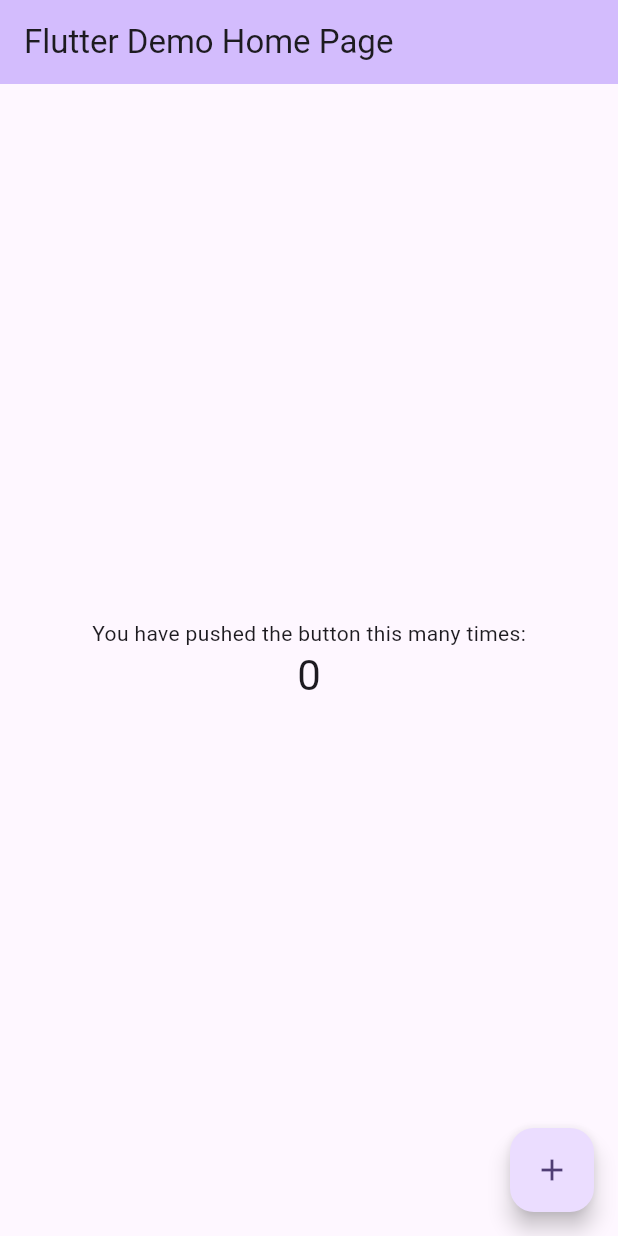
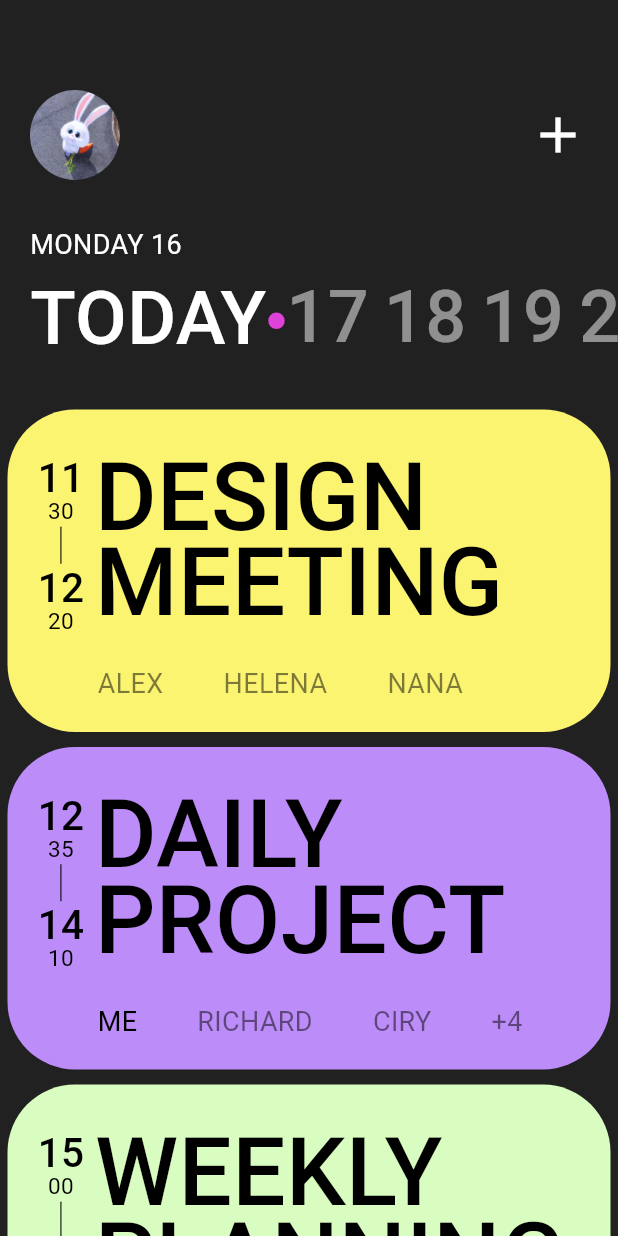
Before and after one commit to Nanioi/NomadCoderChallengeProject, a Flutter app: the screen it shows after launch, on a phone screen of 412 x 824 dp. Run offline on Flutter 3.47's test engine with Material 3 defaults, Android fonts, the phone set to English and light mode, and no system bars.

Commit message:
nomadcoder flutter challenge day 9 project

```diff
--- a/day9project/lib/main.dart
+++ b/day9project/lib/main.dart
@@ -1,3 +1,4 @@
+import 'package:day9project/widgets/calender_card.dart';
 import 'package:flutter/material.dart';
 
 void main() {
@@ -7,119 +8,146 @@ void main() {
 class MyApp extends StatelessWidget {
   const MyApp({super.key});
 
-  // This widget is the root of your application.
   @override
   Widget build(BuildContext context) {
-    return MaterialApp(
-      title: 'Flutter Demo',
-      theme: ThemeData(
-        // This is the theme of your application.
-        //
-        // TRY THIS: Try running your application with "flutter run". You'll see
-        // the application has a purple toolbar. Then, without quitting the app,
-        // try changing the seedColor in the colorScheme below to Colors.green
-        // and then invoke "hot reload" (save your changes or press the "hot
-        // reload" button in a Flutter-supported IDE, or press "r" if you used
-        // the command line to start the app).
-        //
-        // Notice that the counter didn't reset back to zero; the application
-        // state is not lost during the reload. To reset the state, use hot
-        // restart instead.
-        //
-        // This works for code too, not just values: Most code changes can be
-        // tested with just a hot reload.
-        colorScheme: ColorScheme.fromSeed(seedColor: Colors.deepPurple),
-        useMaterial3: true,
-      ),
-      home: const MyHomePage(title: 'Flutter Demo Home Page'),
+    return const MaterialApp(
+      home: HomePage(),
     );
   }
 }
 
-class MyHomePage extends StatefulWidget {
-  const MyHomePage({super.key, required this.title});
-
-  // This widget is the home page of your application. It is stateful, meaning
-  // that it has a State object (defined below) that contains fields that affect
-  // how it looks.
-
-  // This class is the configuration for the state. It holds the values (in this
-  // case the title) provided by the parent (in this case the App widget) and
-  // used by the build method of the State. Fields in a Widget subclass are
-  // always marked "final".
-
-  final String title;
-
-  @override
-  State<MyHomePage> createState() => _MyHomePageState();
-}
-
-class _MyHomePageState extends State<MyHomePage> {
-  int _counter = 0;
-
-  void _incrementCounter() {
-    setState(() {
-      // This call to setState tells the Flutter framework that something has
-      // changed in this State, which causes it to rerun the build method below
-      // so that the display can reflect the updated values. If we changed
-      // _counter without calling setState(), then the build method would not be
-      // called again, and so nothing would appear to happen.
-      _counter++;
-    });
-  }
+class HomePage extends StatelessWidget {
+  const HomePage({super.key});
 
   @override
   Widget build(BuildContext context) {
-    // This method is rerun every time setState is called, for instance as done
-    // by the _incrementCounter method above.
-    //
-    // The Flutter framework has been optimized to make rerunning build methods
-    // fast, so that you can just rebuild anything that needs updating rather
-    // than having to individually change instances of widgets.
     return Scaffold(
-      appBar: AppBar(
-        // TRY THIS: Try changing the color here to a specific color (to
-        // Colors.amber, perhaps?) and trigger a hot reload to see the AppBar
-        // change color while the other colors stay the same.
-        backgroundColor: Theme.of(context).colorScheme.inversePrimary,
-        // Here we take the value from the MyHomePage object that was created by
-        // the App.build method, and use it to set our appbar title.
-        title: Text(widget.title),
+      backgroundColor:
+          const Color.fromARGB(255, 34, 33, 33), // == fromARGB, fromRGB
+      body: Column(
+        crossAxisAlignment: CrossAxisAlignment.start,
+        children: [
+          const SizedBox(
+            height: 50,
+          ),
+          Padding(
+            padding: const EdgeInsets.symmetric(vertical: 10, horizontal: 20),
+            child: Row(
+              mainAxisAlignment: MainAxisAlignment.spaceBetween,
+              children: [
+                ClipOval(
+                  child: SizedBox(
+                    width: 60,
+                    height: 60,
+                    child: Image.asset(
+                      'assets/images/IMG_9193.JPG',
+                      fit: BoxFit.cover,
+                    ),
+                  ),
+                ),
+                const Icon(
+                  Icons.add_outlined,
+                  color: Colors.white,
+                  size: 40,
+                ),
+              ],
+            ),
+          ),
+          const Padding(
+            padding: EdgeInsets.fromLTRB(20, 20, 0, 0),
+            child: Text(
+              "MONDAY 16",
+              style: TextStyle(fontSize: 18, color: Colors.white),
+            ),
+          ),
+          Row(
+            crossAxisAlignment: CrossAxisAlignment.center,
+            children: [
+              const Padding(
+                padding: EdgeInsets.fromLTRB(20, 0, 0, 0),
+                child: Text(
+                  "TODAY",
+                  style: TextStyle(
+                      color: Colors.white,
+                      fontSize: 50,
+                      height: 0.8,
+                      fontWeight: FontWeight.w500),
+                ),
+              ),
+              const Text(
+                "∙",
+                style: TextStyle(
+                    color: Color.fromARGB(255, 222, 66, 217),
+                    fontSize: 50,
+                    fontWeight: FontWeight.w600),
+              ),
+              Expanded(
+                // 남은 공간을 모두 차지하도록 Expanded 사용
+                child: SizedBox(
+                  height: 60,
+                  child: ListView.builder(
+                    scrollDirection: Axis.horizontal,
+                    itemCount: 15,
+                    itemBuilder: (context, index) {
+                      return Center(
+                        child: Padding(
+                          padding: const EdgeInsets.only(right: 10),
+                          child: Text(
+                            "${17 + index}", // 시작 날짜를 17로 설정
+                            style: TextStyle(
+                                height: 1.0,
+                                color: Colors.white.withOpacity(0.5),
+                                fontSize: 48,
+                                fontWeight: FontWeight.w500),
+                          ),
+                        ),
+                      );
+                    },
+                  ),
+                ),
+              ),
+            ],
+          ),
+          const SizedBox(
+            height: 20,
+          ),
+          const Expanded(
+            child: SingleChildScrollView(
+              child: Column(
+                children: [
+                  CalenderCard(
+                    startH: '11',
+                    startM: '30',
+                    endH: '12',
+                    endM: '20',
+                    schedule: 'DESIGN\nMEETING',
+                    participants: ['ALEX', 'HELENA', 'NANA'],
+                    bgColor: Color.fromARGB(255, 251, 244, 113),
+                  ),
+                  CalenderCard(
+                    startH: '12',
+                    startM: '35',
+                    endH: '14',
+                    endM: '10',
+                    schedule: 'DAILY\nPROJECT',
+                    participants: ['ME', 'RICHARD', 'CIRY', '+4'],
+                    bgColor: Color.fromARGB(255, 188, 140, 248),
+                  ),
+                  CalenderCard(
+                    startH: '15',
+                    startM: '00',
+                    endH: '16',
+                    endM: '30',
+                    schedule: 'WEEKLY\nPLANNING',
+                    participants: ['DEN', 'NANA', 'MARK'],
+                    bgColor: Color.fromARGB(255, 217, 252, 192),
+                  )
+                ],
+              ),
+            ),
+          )
+        ],
       ),
-      body: Center(
-        // Center is a layout widget. It takes a single child and positions it
-        // in the middle of the parent.
-        child: Column(
-          // Column is also a layout widget. It takes a list of children and
-          // arranges them vertically. By default, it sizes itself to fit its
-          // children horizontally, and tries to be as tall as its parent.
-          //
-          // Column has various properties to control how it sizes itself and
-          // how it positions its children. Here we use mainAxisAlignment to
-          // center the children vertically; the main axis here is the vertical
-          // axis because Columns are vertical (the cross axis would be
-          // horizontal).
-          //
-          // TRY THIS: Invoke "debug painting" (choose the "Toggle Debug Paint"
-          // action in the IDE, or press "p" in the console), to see the
-          // wireframe for each widget.
-          mainAxisAlignment: MainAxisAlignment.center,
-          children: <Widget>[
-            const Text(
-              'You have pushed the button this many times:',
-            ),
-            Text(
-              '$_counter',
-              style: Theme.of(context).textTheme.headlineMedium,
-            ),
-          ],
-        ),
-      ),
-      floatingActionButton: FloatingActionButton(
-        onPressed: _incrementCounter,
-        tooltip: 'Increment',
-        child: const Icon(Icons.add),
-      ), // This trailing comma makes auto-formatting nicer for build methods.
     );
   }
 }
--- /dev/null
+++ b/day9project/lib/widgets/calender_card.dart
@@ -0,0 +1,134 @@
+import 'package:flutter/material.dart';
+
+class CalenderCard extends StatelessWidget {
+  final String startH;
+  final String startM;
+  final String endH;
+  final String endM;
+  final String schedule;
+  final List<String> participants;
+  final Color bgColor;
+
+  const CalenderCard({
+    super.key,
+    required this.startH,
+    required this.startM,
+    required this.endH,
+    required this.endM,
+    required this.schedule,
+    required this.participants,
+    required this.bgColor,
+  });
+
+  @override
+  Widget build(BuildContext context) {
+    return Padding(
+      padding: const EdgeInsets.all(5),
+      child: Container(
+        height: 215,
+        decoration: BoxDecoration(
+          color: bgColor,
+          borderRadius: BorderRadius.circular(45),
+        ),
+        child: Padding(
+          padding: const EdgeInsets.fromLTRB(20, 30, 20, 10),
+          child: Column(
+            children: [
+              Expanded(
+                flex: 4,
+                child: Row(
+                  crossAxisAlignment: CrossAxisAlignment.start,
+                  children: [
+                    Column(
+                      crossAxisAlignment: CrossAxisAlignment.center,
+                      children: [
+                        const SizedBox(
+                          height: 5,
+                        ),
+                        Text(
+                          startH,
+                          style: const TextStyle(
+                              color: Colors.black,
+                              fontSize: 27,
+                              height: 0.8,
+                              fontWeight: FontWeight.w500),
+                        ),
+                        Text(
+                          startM,
+                          style: const TextStyle(
+                              color: Colors.black, fontSize: 15),
+                        ),
+                        Padding(
+                          padding: const EdgeInsets.only(bottom: 5.0),
+                          child: Container(
+                            width: 1,
+                            height: 25,
+                            decoration: BoxDecoration(
+                              color: Colors.black.withOpacity(0.7),
+                              borderRadius: BorderRadius.circular(5),
+                            ),
+                          ),
+                        ),
+                        Text(
+                          endH,
+                          style: const TextStyle(
+                              color: Colors.black,
+                              fontSize: 27,
+                              height: 0.8,
+                              fontWeight: FontWeight.w500),
+                        ),
+                        Text(
+                          endM,
+                          style: const TextStyle(
+                              color: Colors.black, fontSize: 15),
+                        ),
+                      ],
+                    ),
+                    Padding(
+                      padding: const EdgeInsets.symmetric(horizontal: 7),
+                      child: SizedBox(
+                        height: 150,
+                        child: Text(
+                          schedule,
+                          maxLines: 2,
+                          overflow: TextOverflow.ellipsis,
+                          softWrap: true,
+                          style: const TextStyle(
+                              color: Colors.black,
+                              height: 0.9, // 줄간격
+                              fontSize: 63,
+                              fontWeight: FontWeight.w500),
+                        ),
+                      ),
+                    ),
+                  ],
+                ),
+              ),
+              Expanded(
+                flex: 1,
+                child: ListView.builder(
+                  scrollDirection: Axis.horizontal,
+                  itemCount: participants.length,
+                  itemBuilder: (context, index) {
+                    return Padding(
+                      padding: const EdgeInsets.only(left: 40),
+                      child: Text(
+                        participants[index],
+                        style: TextStyle(
+                          fontSize: 18,
+                          color: participants[index] == 'ME'
+                              ? Colors.black
+                              : Colors.black.withOpacity(0.5),
+                        ),
+                      ),
+                    );
+                  },
+                ),
+              )
+            ],
+          ),
+        ),
+      ),
+    );
+  }
+}
--- a/day9project/pubspec.yaml
+++ b/day9project/pubspec.yaml
@@ -59,7 +59,9 @@ flutter:
   uses-material-design: true
 
   # To add assets to your application, add an assets section, like this:
-  # assets:
+  assets:
+    - assets/
+    - assets/images/
   #   - images/a_dot_burr.jpeg
   #   - images/a_dot_ham.jpeg
 
```
Also changed, not shown: day9project/assets/images/IMG_9193.JPG (added).
